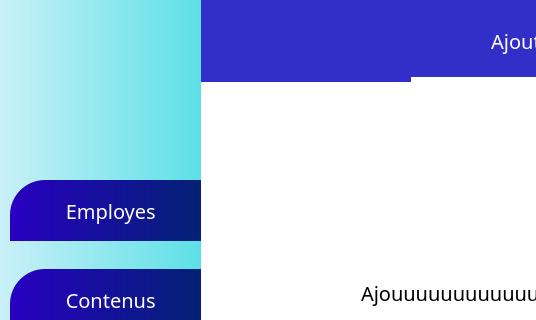
First picture: the form in projet/file1.ui, repository DouraidBenSalem/TechVision, before the edit; both pictures show x 0 to 536 and y 0 to 320 of the 1300 by 731 pixel window.
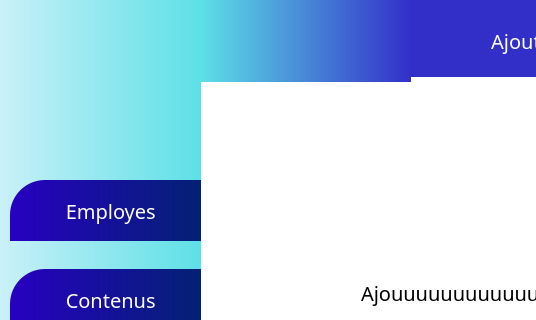
Second picture: the form after the edit. The open tabs and pages were chosen to show the change. Icons and pictures are not drawn.

What changed in the file:
```diff
--- a/projet/file1.ui
+++ b/projet/file1.ui
@@ -453,7 +453,6 @@
     <property name="styleSheet">
      <string notr="true">QTabWidget {
     border: none;
-	background: qlineargradient(x1:0, y1:0, x2:0.25, y2:0, stop:0 #5de0e6, stop:1 #2700c1);
 }
 
 QTabBar::tab {
@@ -466,8 +465,19 @@
 }
 
 QTabBar::tab:first {
-	disabled: true;
-	unselectable: true;
+	 background: qlineargradient(x1:0, y1:0, x2:1, y2:0, stop:0 #5de0e6, stop:1 #322FC9);
+}
+
+QTabBar::tab:second {
+	
+}
+
+QTabBar::tab:third {
+	
+}
+
+QTabBar::tab:fourth {
+	
 }
 
 QTabBar::tab:selected {
```
Left out of the diff: 2 changed lines with no effect on the pictures.
